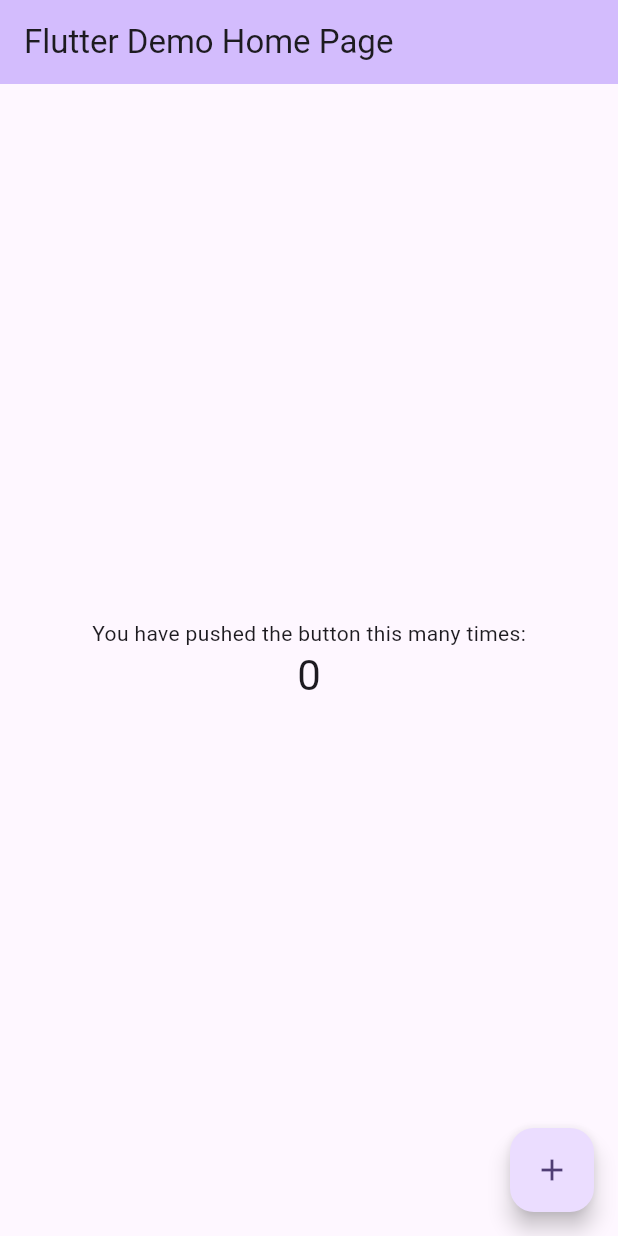
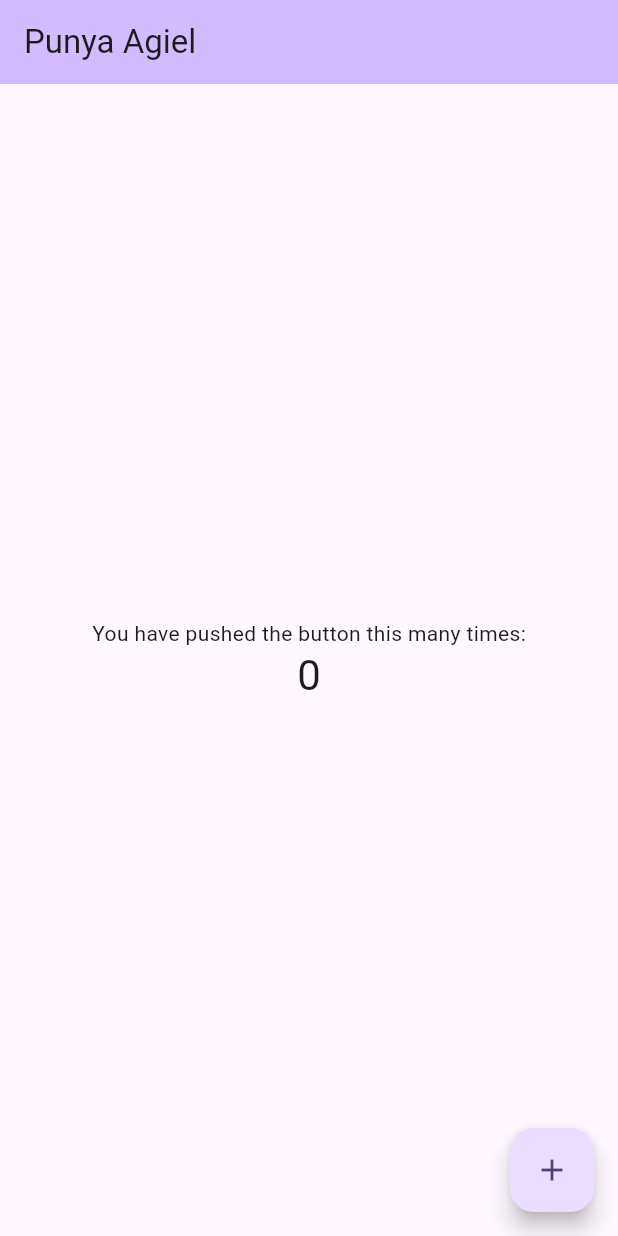
Before and after one commit to AdrianAnis/Testing-Collab, a Flutter app: the screen it shows after launch, on a phone screen of 412 x 824 dp. Run offline on Flutter 3.47's test engine with Material 3 defaults, Android fonts, the phone set to English and light mode, and no system bars.

Commit message:
mengubah appbar

```diff
--- a/lib/main.dart
+++ b/lib/main.dart
@@ -30,7 +30,7 @@ class MyApp extends StatelessWidget {
         // tested with just a hot reload.
         colorScheme: ColorScheme.fromSeed(seedColor: Colors.deepPurple),
       ),
-      home: const MyHomePage(title: 'Flutter Demo Home Page'),
+      home: const MyHomePage(title: 'Punya Agiel'),
     );
   }
 }
```
